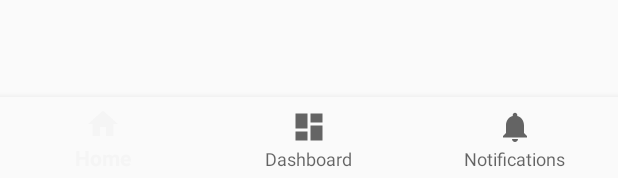
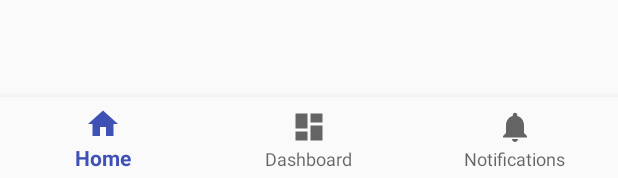
Before and after one commit to josh75337/CS-2340-Block-Beach-Boys, an Android app: the layout activity_main.xml on its own in the app's theme, with its tools: preview values and no code run, on a phone screen of 412 x 824 dp. Shown: the part 1055-1233 px from the top of the screen. Run offline under Robolectric (Android 15) with nearby library versions, the phone set to English and light mode, and no system bars.

Commit message:
Changed Theme
Changed the bottom navbar theme to blue when open

```diff
--- a/AndroidStudioProjects/app/src/main/java/com/ohrats/bbb/ohrats/LoginActivity.java
+++ b/AndroidStudioProjects/app/src/main/java/com/ohrats/bbb/ohrats/LoginActivity.java
@@ -46,7 +46,7 @@ public class LoginActivity extends AppCompatActivity implements LoaderCallbacks<
 
     /**
      * A dummy authentication store containing known user names and passwords.
-     * TODO: remove after connecting to a real authentication system.
+     * @TODO: remove after connecting to a real authentication system.
      * Credentials are added in the form "username:password"
      */
     private static final String[] DUMMY_CREDENTIALS = new String[]{"user:pass"};
--- a/AndroidStudioProjects/app/src/main/res/layout/activity_main.xml
+++ b/AndroidStudioProjects/app/src/main/res/layout/activity_main.xml
@@ -41,6 +41,8 @@
         android:layout_height="wrap_content"
         android:layout_gravity="bottom"
         android:background="?android:attr/windowBackground"
+        android:theme="@style/AppTheme"
         app:menu="@menu/navigation" />
 
+
 </LinearLayout>
```
